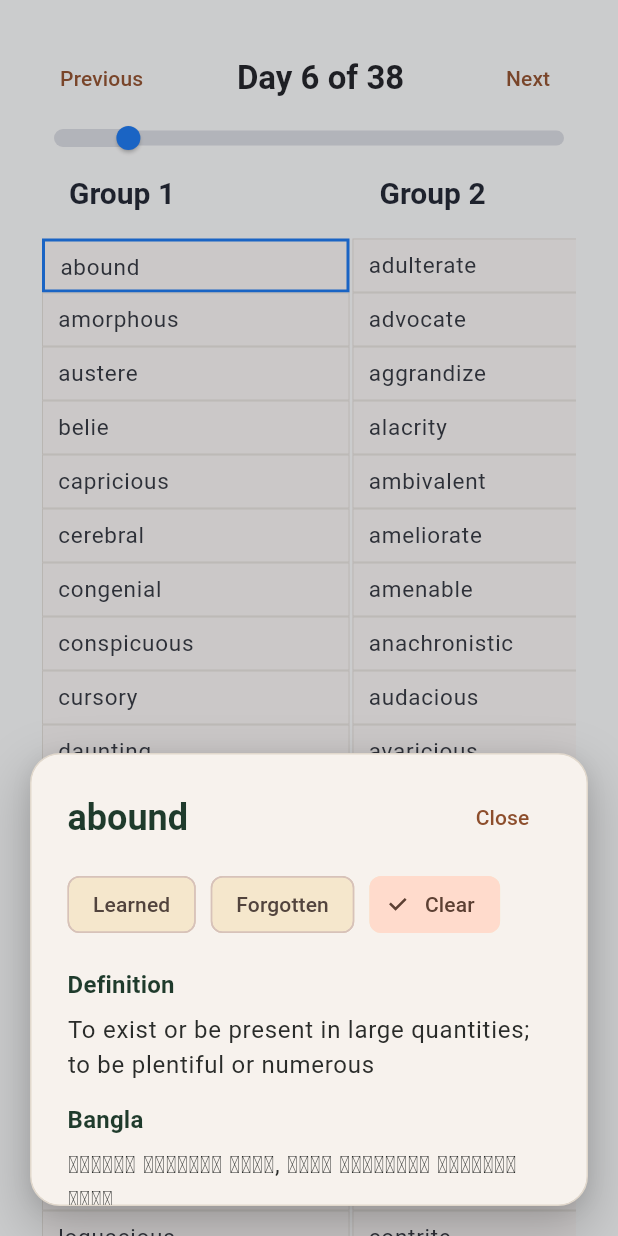
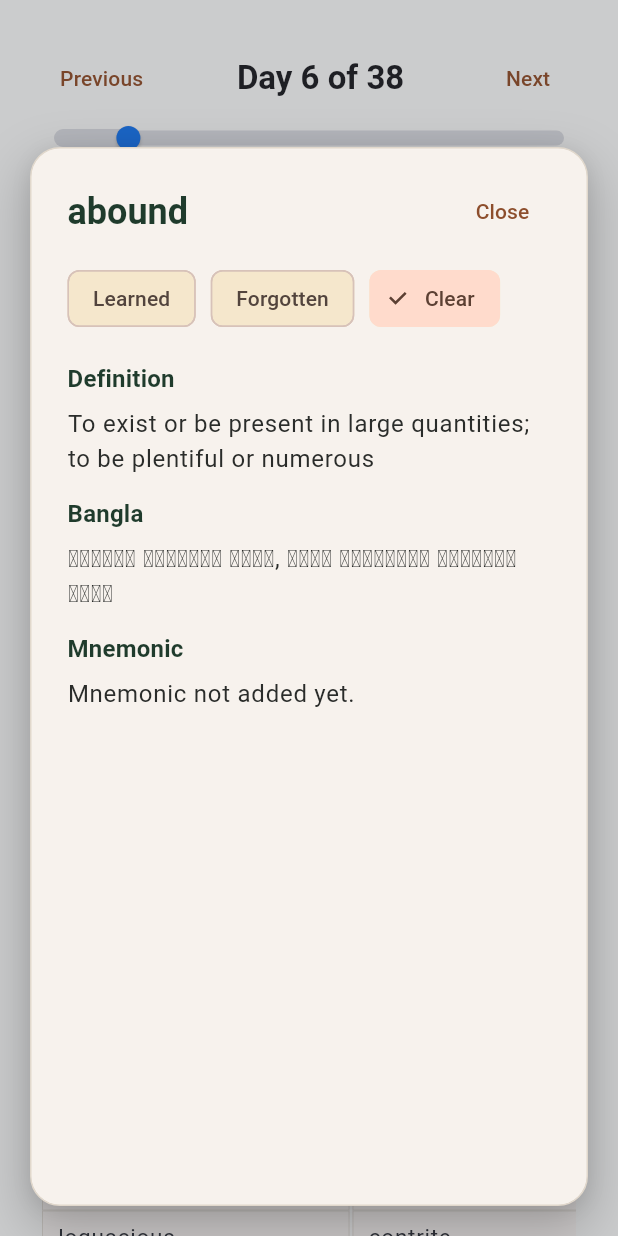
Before and after one commit to desertSniper87/vocab-hill, a Flutter app: the screen it shows after launch, after a tap on "Previous", after a tap on "Next", after a tap on "abound", on a phone screen of 412 x 824 dp. Run offline on Flutter 3.47's test engine with Material 3 defaults, Android fonts, the phone set to English and light mode, and no system bars; our stand-ins replace shared_preferences.

Commit message:
Expand definition card to fullheight

```diff
--- a/lib/src/pages/home_page.dart
+++ b/lib/src/pages/home_page.dart
@@ -606,6 +606,8 @@ class _DetailsPanel extends StatelessWidget {
 
   @override
   Widget build(BuildContext context) {
+    final viewportHeight = MediaQuery.sizeOf(context).height;
+
     return Material(
       color: Colors.transparent,
       child: Container(
@@ -629,7 +631,11 @@ class _DetailsPanel extends StatelessWidget {
           ],
         ),
         child: ConstrainedBox(
-          constraints: const BoxConstraints(maxWidth: 860, maxHeight: 300),
+          constraints: BoxConstraints(
+            maxWidth: 860,
+            minHeight: viewportHeight - 120,
+            maxHeight: viewportHeight - 40,
+          ),
           child: SingleChildScrollView(
             child: Padding(
               padding: const EdgeInsets.fromLTRB(24, 18, 24, 24),
```
